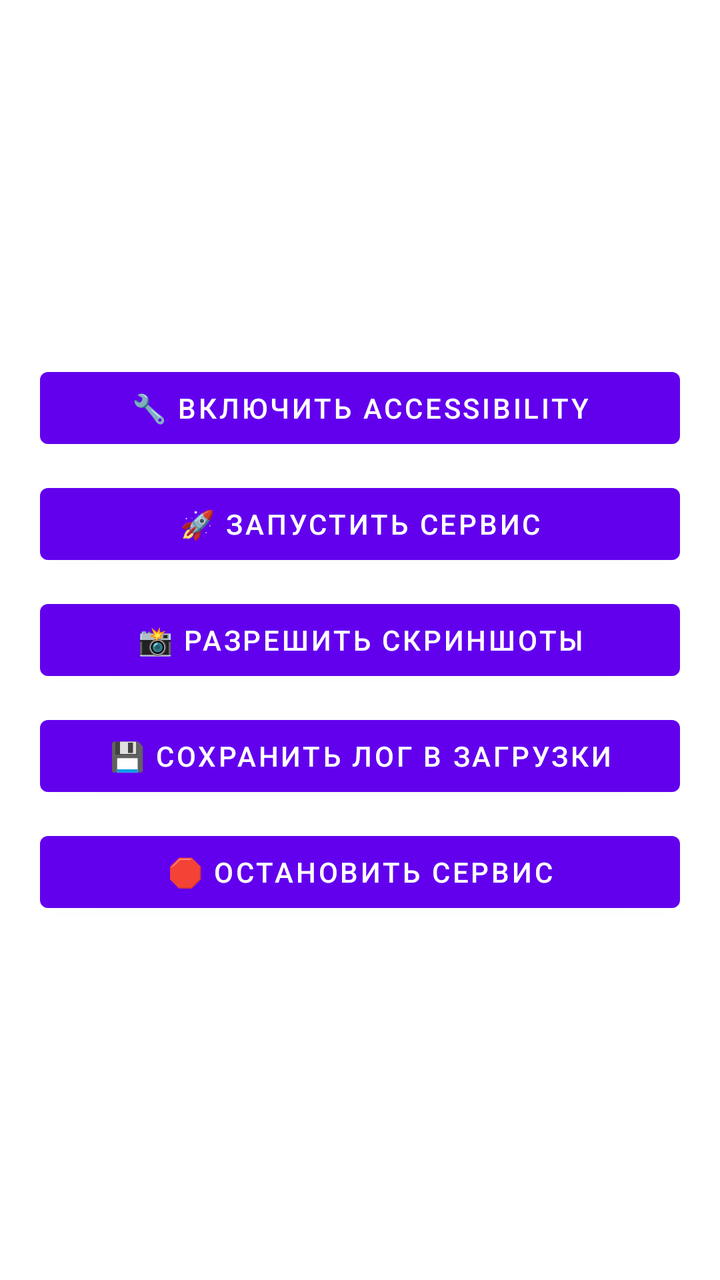
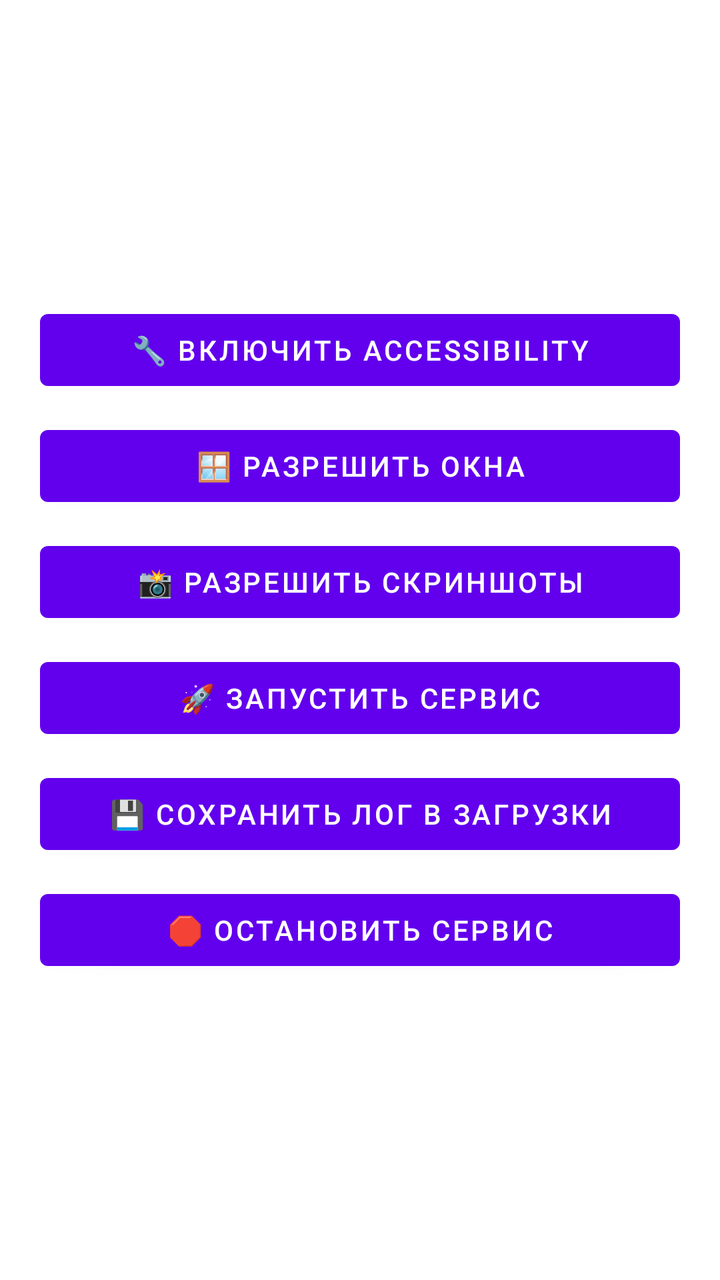

Screens rendered from an Android XML layout before and after an edit, with the pre-edit source and the edit as a unified diff.
<!-- AndroidManifest.xml: fallback theme Theme.MaterialComponents.DayNight.NoActionBar -->
<!-- res/layout/activity_main.xml -->
<?xml version="1.0" encoding="utf-8"?>
<LinearLayout xmlns:android="http://schemas.android.com/apk/res/android"
    android:layout_width="match_parent"
    android:layout_height="match_parent"
    android:orientation="vertical"
    android:padding="20dp"
    android:gravity="center">

    <Button
        android:id="@+id/btnAccessibility"
        android:layout_width="match_parent"
        android:layout_height="wrap_content"
        android:text="🔧 Включить Accessibility" />

    <Button
        android:id="@+id/btnStart"
        android:layout_width="match_parent"
        android:layout_height="wrap_content"
        android:text="🚀 Запустить сервис"
        android:layout_marginTop="10dp" />

    <Button
        android:id="@+id/btnScreenshot"
        android:layout_width="match_parent"
        android:layout_height="wrap_content"
        android:text="📸 Разрешить скриншоты"
        android:layout_marginTop="10dp" />

    <Button
        android:id="@+id/btnSaveLog"
        android:layout_width="match_parent"
        android:layout_height="wrap_content"
        android:text="💾 Сохранить лог в Загрузки"
        android:layout_marginTop="10dp" />

    <Button
        android:id="@+id/btnStop"
        android:layout_width="match_parent"
        android:layout_height="wrap_content"
        android:text="🛑 Остановить сервис"
        android:layout_marginTop="10dp" />
</LinearLayout>
<!-- resources referenced by this layout -->
<resources>

</resources>

<!-- the commit's change to res/layout/activity_main.xml (unified diff, before → after) -->
@@ -13,10 +13,10 @@
         android:text="🔧 Включить Accessibility" />
 
     <Button
-        android:id="@+id/btnStart"
+        android:id="@+id/btnOverlay"
         android:layout_width="match_parent"
         android:layout_height="wrap_content"
-        android:text="🚀 Запустить сервис"
+        android:text="🪟 Разрешить окна"
         android:layout_marginTop="10dp" />
 
     <Button
@@ -24,6 +24,13 @@
         android:layout_width="match_parent"
         android:layout_height="wrap_content"
         android:text="📸 Разрешить скриншоты"
+        android:layout_marginTop="10dp" />
+
+    <Button
+        android:id="@+id/btnStart"
+        android:layout_width="match_parent"
+        android:layout_height="wrap_content"
+        android:text="🚀 Запустить сервис"
         android:layout_marginTop="10dp" />
 
     <Button
